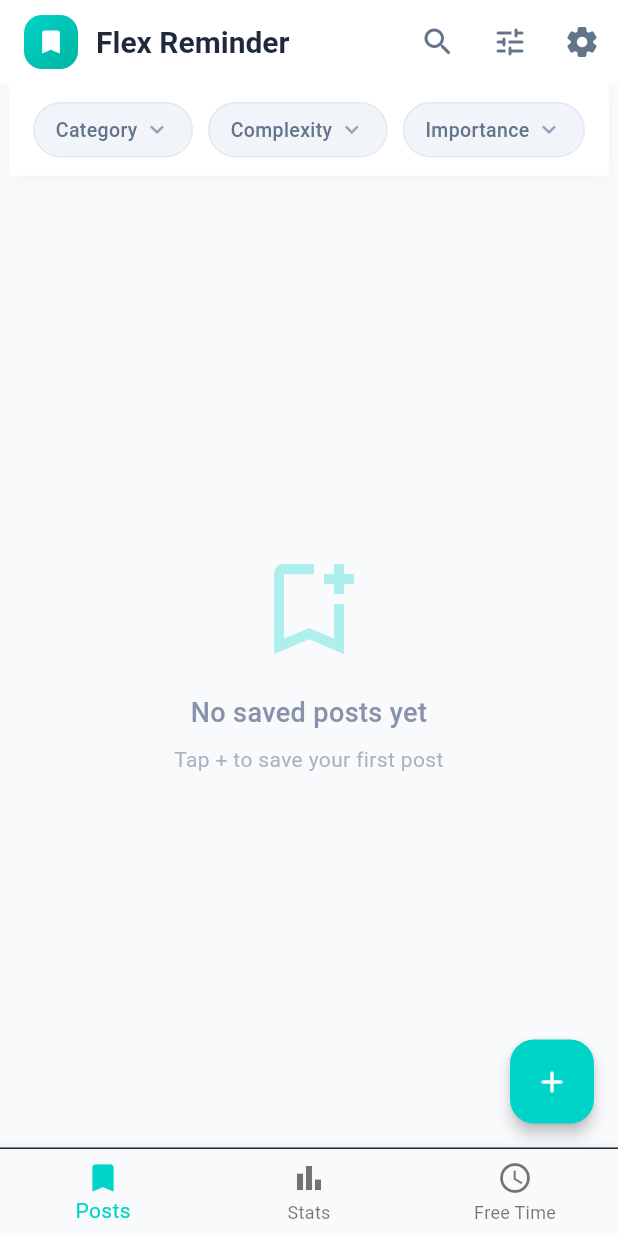
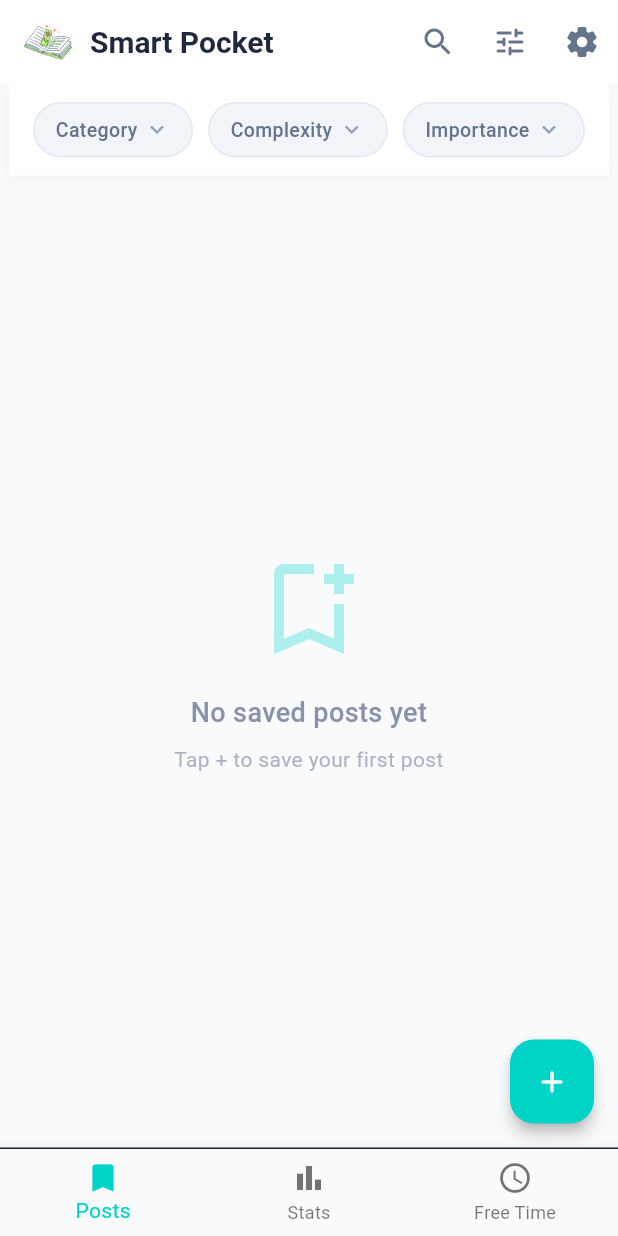
Before and after one commit to saadmooh/FR, a Flutter app: the screen it shows after launch, on a phone screen of 412 x 824 dp. Run offline on Flutter 3.47's test engine with Material 3 defaults, Android fonts, the phone set to English and light mode, and no system bars; our stand-ins replace cached_network_image, file_picker, flutter_local_notifications, flutter_slidable, go_router, google_fonts and 5 more; missing offline and left inert: excel, metadata_fetch, receive_sharing_intent, youtube_explode_dart; generated files the repository leaves out were written again.

Commit message:
Rename app to Smart Pocket, update namespace, add app icon, and fix single instance

```diff
--- a/lib/core/app_translations.dart
+++ b/lib/core/app_translations.dart
@@ -9,7 +9,7 @@ class AppTranslations {
 
   static const Map<String, String> _englishStrings = {
     // App
-    'appName': 'Flex Reminder',
+    'appName': 'Smart Pocket',
 
     // Navigation
     'navPosts': 'Posts',
@@ -385,7 +385,7 @@ class AppTranslations {
 
   static const Map<String, String> _frenchStrings = {
     // App
-    'appName': 'Flex Reminder',
+    'appName': 'Smart Pocket',
 
     // Navigation
     'navPosts': 'Publications',
--- a/lib/core/constants.dart
+++ b/lib/core/constants.dart
@@ -1,5 +1,5 @@
 class AppConstants {
-  static const String appName = 'Flex Reminder';
+  static const String appName = 'Smart Pocket';
   static const String aiProviderKey = 'ai_provider';
   static const String aiApiKeyKey = 'ai_api_key';
   static const String defaultProvider = 'google';
--- a/lib/screens/free_times_screen.dart
+++ b/lib/screens/free_times_screen.dart
@@ -377,7 +377,7 @@ class _AddFreeTimeDialogState extends State<AddFreeTimeDialog> {
             ),
             const SizedBox(height: 24),
             DropdownButtonFormField<int>(
-              value: _selectedDay,
+              initialValue: _selectedDay,
               dropdownColor: AppColors.whiteSurface,
               style: const TextStyle(color: AppColors.whiteTextPrimary),
               decoration: InputDecoration(
--- a/lib/screens/reminders_screen.dart
+++ b/lib/screens/reminders_screen.dart
@@ -581,21 +581,10 @@ class _RemindersScreenState extends State<RemindersScreen> {
             ? _buildAnimatedSearchField()
             : Row(
                 children: [
-                  Container(
-                    padding: const EdgeInsets.all(8),
-                    decoration: BoxDecoration(
-                      gradient: const LinearGradient(
-                        colors: [Color(0xFF00D4C8), Color(0xFF00B4A0)],
-                        begin: Alignment.topLeft,
-                        end: Alignment.bottomRight,
-                      ),
-                      borderRadius: BorderRadius.circular(12),
-                    ),
-                    child: const Icon(
-                      Icons.bookmark_rounded,
-                      color: Colors.white,
-                      size: 20,
-                    ),
+                  Image.asset(
+                    'assets/images/app_icon.png',
+                    width: 32,
+                    height: 32,
                   ),
                   const SizedBox(width: 12),
                   Text(
--- a/lib/screens/settings_screen.dart
+++ b/lib/screens/settings_screen.dart
@@ -132,7 +132,7 @@ class _SettingsScreenState extends State<SettingsScreen> {
         await file.writeAsBytes(bytes);
         await Share.shareXFiles([
           XFile(file.path),
-        ], text: 'Flex Reminder Backup');
+        ], text: 'Smart Pocket Backup');
         _showMessage(true, 'Exported successfully');
         return;
       }
@@ -140,7 +140,7 @@ class _SettingsScreenState extends State<SettingsScreen> {
       final dir = await getTemporaryDirectory();
       final file = File('${dir.path}/$fileName');
       await file.writeAsString(content);
-      await Share.shareXFiles([XFile(file.path)], text: 'Flex Reminder Backup');
+      await Share.shareXFiles([XFile(file.path)], text: 'Smart Pocket Backup');
       _showMessage(true, 'Exported successfully');
     } catch (e) {
       _showMessage(false, 'Export failed: $e');
@@ -307,7 +307,7 @@ class _SettingsScreenState extends State<SettingsScreen> {
                 ),
                 const SizedBox(height: 12),
                 DropdownButtonFormField<String>(
-                  value: _selectedProvider,
+                  initialValue: _selectedProvider,
                   dropdownColor: AppColors.whiteSurface,
                   style: TextStyle(color: AppColors.whiteTextPrimary),
                   decoration: InputDecoration(
--- a/lib/services/notification_service.dart
+++ b/lib/services/notification_service.dart
@@ -10,7 +10,7 @@ import '../repositories/category_statistic_repository.dart';
 import 'youtube_service.dart';
 import 'ai_service.dart';
 
-/// Advanced Notification Service for Flex Reminder
+/// Advanced Notification Service for Smart Pocket
 /// Handles notification scheduling, tap actions, and notification management
 class NotificationService {
   static final NotificationService _instance = NotificationService._internal();
@@ -28,7 +28,7 @@ class NotificationService {
   bool _initialized = false;
 
   static const String _channelId = 'flex_reminders_channel';
-  static const String _channelName = 'Flex Reminders';
+  static const String _channelName = 'Smart Pocket';
   static const String _channelDescription = 'Smart post reading reminders';
 
   /// Initialize the notification service
```
Also changed, not shown: lib/services/backup_service.dart (+6 -10 lines), lib/widgets/save_post_sheet.dart (+21 -14 lines), pubspec.yaml (+5 -2 lines), Adobe Express - file.png (added), assets/images/app_icon.png (added), 8 other files.
